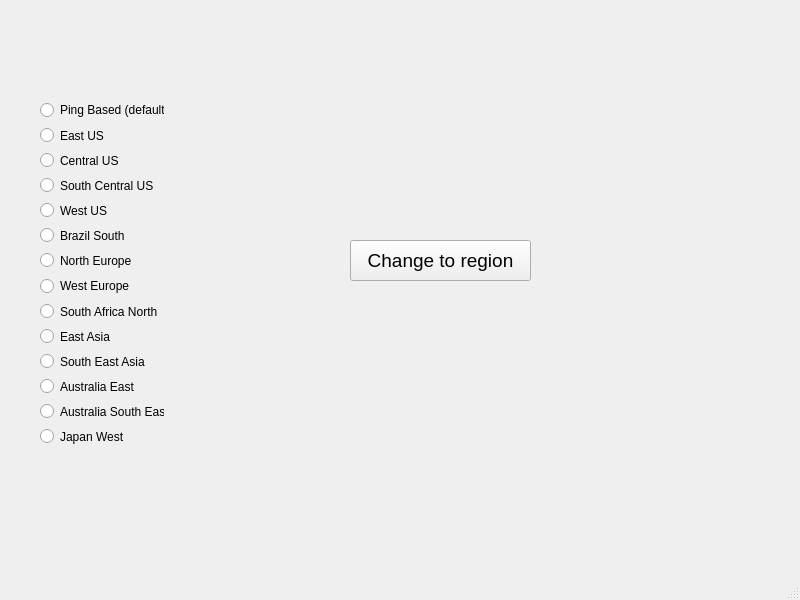
Before: the Qt Designer form mainwindow.ui in Gurvir-Singh/SiegeRegionChanger, drawn with Qt 5.
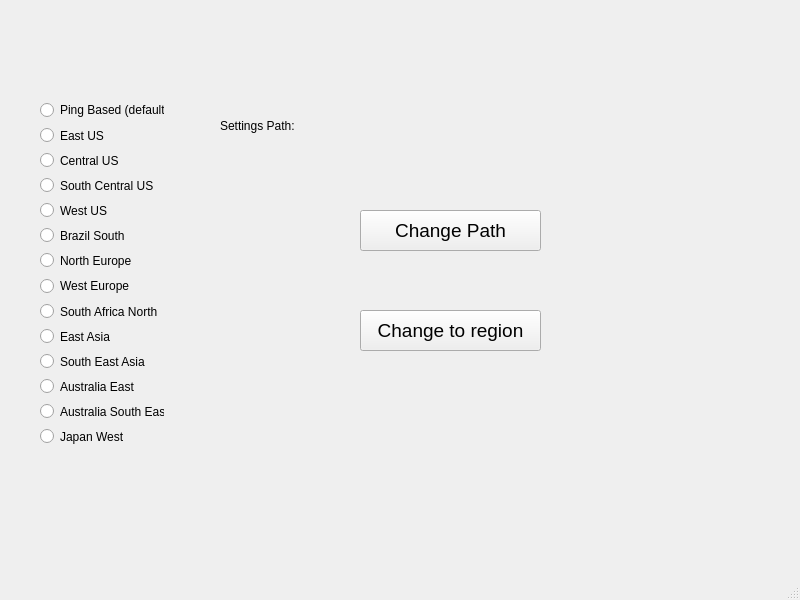
After: the same form once the commit is applied.

Commit message: Trying to get file dialog working

Diff of the .ui file:
```diff
--- a/mainwindow.ui
+++ b/mainwindow.ui
@@ -127,8 +127,8 @@
    <widget class="QPushButton" name="pushButton">
     <property name="geometry">
      <rect>
-      <x>350</x>
-      <y>240</y>
+      <x>360</x>
+      <y>310</y>
       <width>181</width>
       <height>41</height>
      </rect>
@@ -142,6 +142,42 @@
      <string>Change to region</string>
     </property>
    </widget>
+   <widget class="QLabel" name="pathLabel">
+    <property name="geometry">
+     <rect>
+      <x>220</x>
+      <y>110</y>
+      <width>511</width>
+      <height>31</height>
+     </rect>
+    </property>
+    <property name="font">
+     <font>
+      <pointsize>9</pointsize>
+     </font>
+    </property>
+    <property name="text">
+     <string>Settings Path: </string>
+    </property>
+   </widget>
+   <widget class="QPushButton" name="changePathButton">
+    <property name="geometry">
+     <rect>
+      <x>360</x>
+      <y>210</y>
+      <width>181</width>
+      <height>41</height>
+     </rect>
+    </property>
+    <property name="font">
+     <font>
+      <pointsize>14</pointsize>
+     </font>
+    </property>
+    <property name="text">
+     <string>Change Path</string>
+    </property>
+   </widget>
   </widget>
   <widget class="QMenuBar" name="menubar">
    <property name="geometry">
```
Left out of the diff: 2 changed lines with no effect on the pictures. The commit also changes 6 other files.
